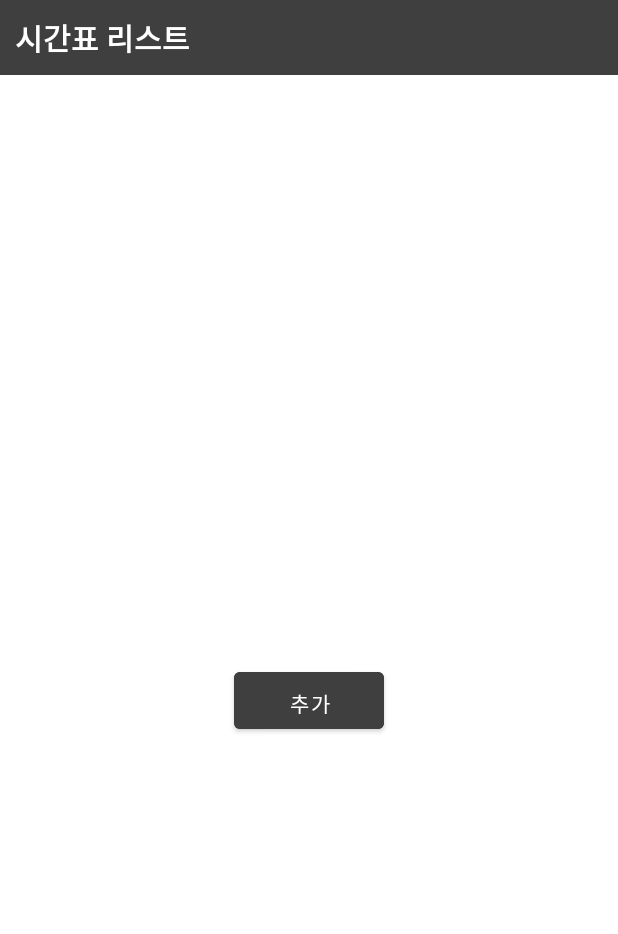
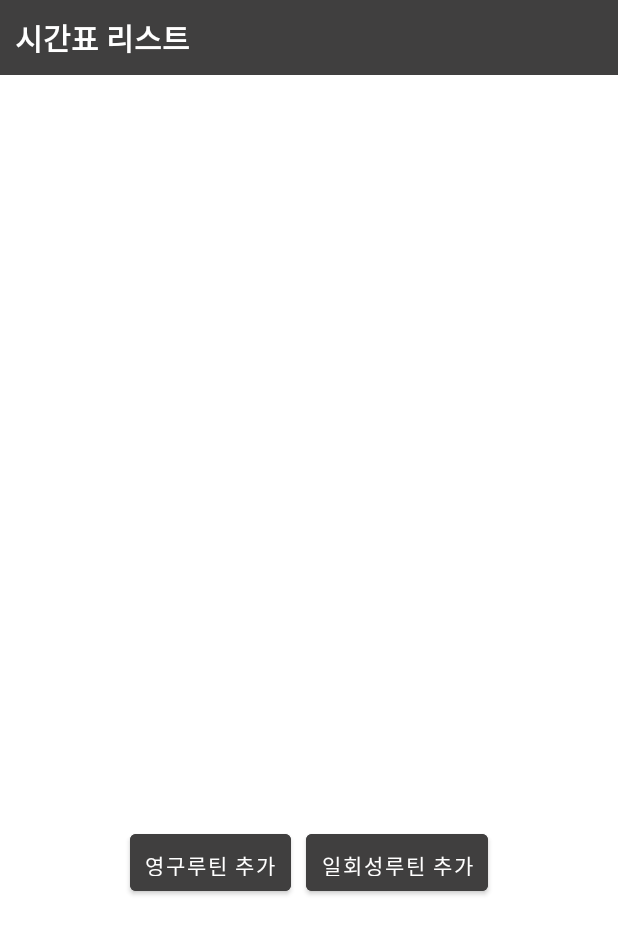
Before and after one commit to dohoon123/mobile_team13, an Android app: the layout fragment_timetable.xml on its own in the app's theme, with its tools: preview values and no code run, on a phone screen of 412 x 824 dp. Shown: the top 934 px of the screen. Run offline under Robolectric (Android 15) with nearby library versions, the phone set to English and light mode, and no system bars.

Commit message:
삭제/ 스케줄 추가부분 수정

```diff
--- a/app/src/main/java/com/example/round/Routine.kt
+++ b/app/src/main/java/com/example/round/Routine.kt
@@ -30,8 +30,7 @@ class Routine : AppCompatActivity() {
                     //Toast.makeText(this@routineActivity, "Data INSERT SUCCESS", Toast.LENGTH_SHORT).show()
                     //새로운 루틴 추가 -> 스케줄 추가 화면.
                     val routineID = DBHelper.getLatestrID()//방금 추가한 rID
-                    val nextIntent = Intent(this@Routine, Schedule::class.java)
-                    nextIntent.putExtra("RID", routineID.toString())
+                    val nextIntent = Intent(this@Routine, MainActivity::class.java)
                     startActivity(nextIntent)
                 }else{
                     Toast.makeText(this@Routine, "Data INSERT FAILED", Toast.LENGTH_SHORT).show()
--- a/app/src/main/res/layout/fragment_timetable.xml
+++ b/app/src/main/res/layout/fragment_timetable.xml
@@ -22,18 +22,35 @@
     <androidx.recyclerview.widget.RecyclerView
         android:id="@+id/recyclerView"
         android:layout_width="match_parent"
-        android:layout_height="392dp" />
+        android:layout_height="500dp" />
 
+    <LinearLayout
+        android:layout_width="match_parent"
+        android:layout_height="wrap_content"
+        android:layout_gravity="center"
+        android:gravity="center">
     <Button
         android:id="@+id/add"
-        android:layout_width="100dp"
+        android:layout_width="wrap_content"
         android:backgroundTint="#403F3F"
         android:padding="10dp"
         android:textColor="#FFFFFF"
         android:layout_height="50dp"
-        android:text="추가"
+        android:text="영구루틴 추가"
         android:gravity="center"
+        android:layout_marginRight="10dp"
         android:layout_gravity="center_horizontal"/>
+        <Button
+            android:id="@+id/tempAdd"
+            android:layout_width="wrap_content"
+            android:backgroundTint="#403F3F"
+            android:padding="10dp"
+            android:textColor="#FFFFFF"
+            android:layout_height="50dp"
+            android:text="일회성루틴 추가"
+            android:gravity="center"
+            android:layout_gravity="center_horizontal"/>
 
+    </LinearLayout>
 
 </LinearLayout>
```
Also changed, not shown: app/src/main/java/com/example/round/TimetableFragment.kt (+74 -6 lines), app/src/main/java/com/example/round/TimetableRVA.kt (+37 -0 lines), app/src/main/java/com/example/round/rDBHelper.kt (+17 -0 lines).
